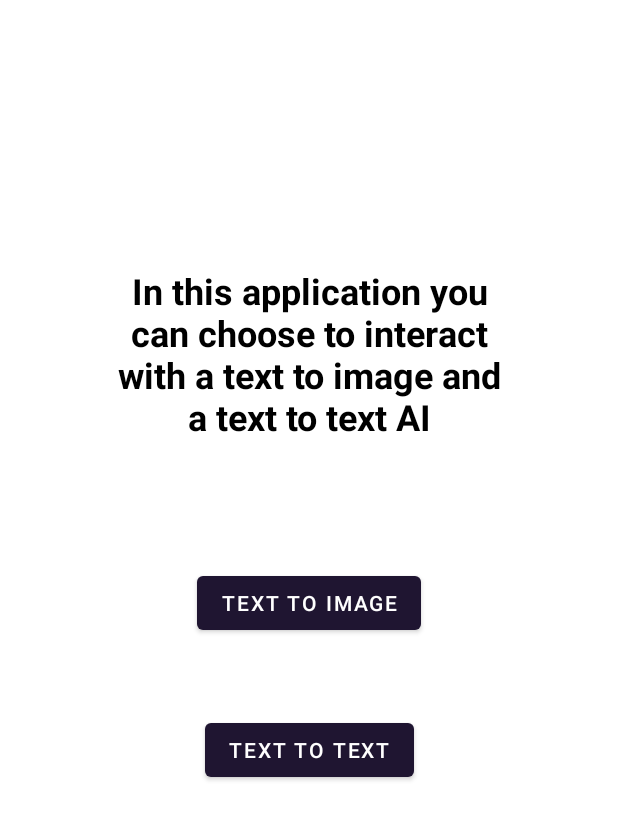
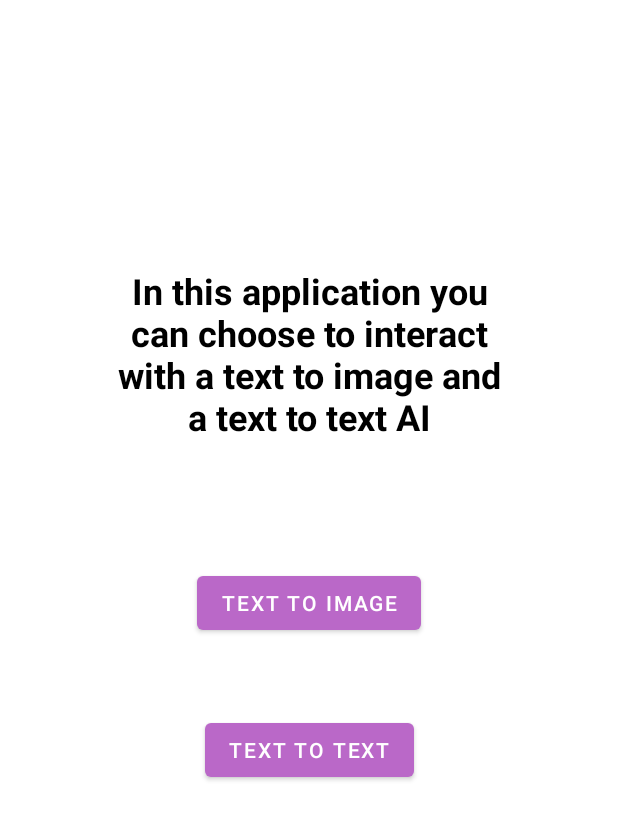
Before and after one commit to frapastique/frapuse-ai-companion-android-app, an Android app: the screen it shows after launch (MainActivity), on a phone screen of 412 x 824 dp. Shown: the top 820 px of the screen. Run offline under Robolectric (Android 15) with nearby library versions, the phone set to English and light mode, and no system bars; our stand-ins replace Room's generated code, data binding; 4 statements that could not run were skipped.

Commit message:
redo theme changes && bug fix

```diff
--- a/app/src/main/java/com/back/frapuse/ui/textgen/TextGenFragment.kt
+++ b/app/src/main/java/com/back/frapuse/ui/textgen/TextGenFragment.kt
@@ -95,7 +95,7 @@ class TextGenFragment : Fragment() {
         binding.rvChatLibrary.setHasFixedSize(true)
 
         viewModel.tokenCount.observe(viewLifecycleOwner) { count ->
-            binding.tvTokens.text = count.results.first().tokens
+            binding.tvTokens.text = count
         }
 
 
--- a/app/src/main/res/values-night/themes.xml
+++ b/app/src/main/res/values-night/themes.xml
@@ -2,13 +2,13 @@
     <!-- Base application theme. -->
     <style name="Theme.Frapuse" parent="Theme.MaterialComponents.DayNight.NoActionBar">
         <!-- Primary brand color. -->
-        <item name="colorPrimary">@color/purple_1000</item>
+        <item name="colorPrimary">@color/purple_200</item>
         <item name="colorPrimaryVariant">@color/purple_1000</item>
-        <item name="colorOnPrimary">@color/white</item>
+        <item name="colorOnPrimary">@color/black</item>
         <!-- Secondary brand color. -->
-        <item name="colorSecondary">@color/purple_1000</item>
+        <item name="colorSecondary">@color/purple_200</item>
         <item name="colorSecondaryVariant">@color/purple_1000</item>
-        <item name="colorOnSecondary">@color/white</item>
+        <item name="colorOnSecondary">@color/black</item>
         <!-- Status bar color. -->
         <item name="android:statusBarColor">@color/black</item>
         <!-- Customize your theme here. -->
--- a/app/src/main/res/values/themes.xml
+++ b/app/src/main/res/values/themes.xml
@@ -2,13 +2,13 @@
     <!-- Base application theme. -->
     <style name="Theme.Frapuse" parent="Theme.MaterialComponents.DayNight.NoActionBar">
         <!-- Primary brand color. -->
-        <item name="colorPrimary">@color/purple_1000</item>
+        <item name="colorPrimary">@color/purple_200</item>
         <item name="colorPrimaryVariant">@color/purple_1000</item>
         <item name="colorOnPrimary">@color/white</item>
         <!-- Secondary brand color. -->
-        <item name="colorSecondary">@color/purple_1000</item>
+        <item name="colorSecondary">@color/purple_200</item>
         <item name="colorSecondaryVariant">@color/purple_1000</item>
-        <item name="colorOnSecondary">@color/white</item>
+        <item name="colorOnSecondary">@color/black</item>
         <!-- Status bar color. -->
         <item name="android:statusBarColor">@color/black</item>
         <!-- Customize your theme here. -->
```
Also changed, not shown: app/src/main/java/com/back/frapuse/TextGenViewModel.kt (+16 -3 lines), app/src/main/java/com/back/frapuse/util/TextGenRVChatAdapter.kt (+8 -8 lines).
